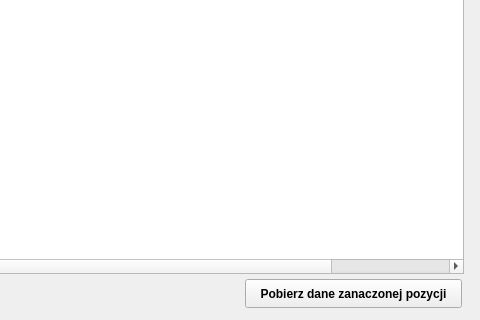
MKalat/BFQt, file IntWiz.ui: the form before one commit; both pictures show x 161 to 641 and y 235 to 555 of the 641 by 555 pixel window.
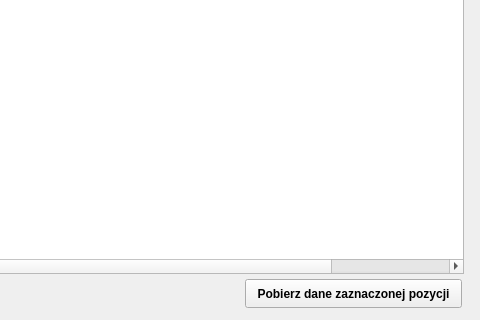
The form after the commit. Icons and pictures are not drawn.

Diff of the .ui file:
```diff
--- a/IntWiz.ui
+++ b/IntWiz.ui
@@ -246,7 +246,7 @@
     </font>
    </property>
    <property name="text">
-    <string>Pobierz dane zanaczonej pozycji</string>
+    <string>Pobierz dane zaznaczonej pozycji</string>
    </property>
   </widget>
  </widget>
```
